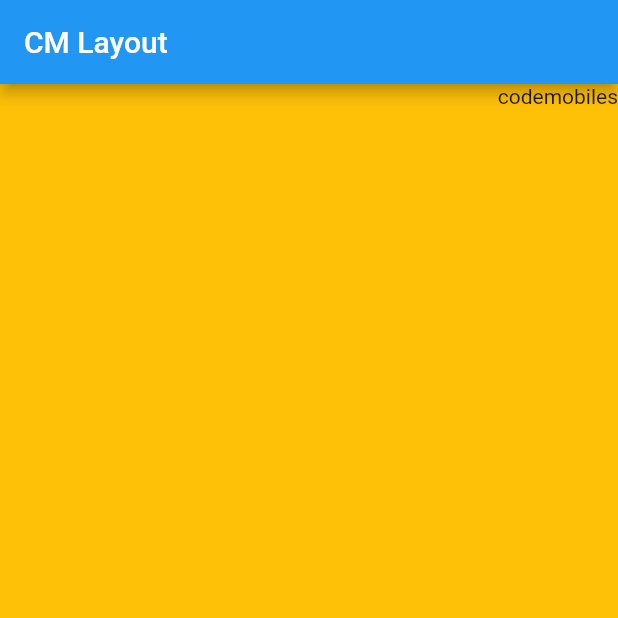
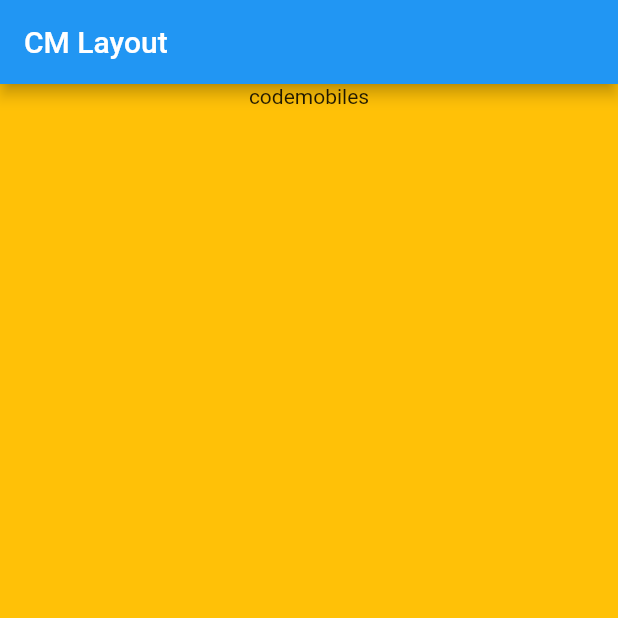
Before and after one commit to iiimomoniii/Flutter_App, a Flutter app: the screen it shows after launch, on a phone screen of 412 x 824 dp, the top half of it. Run offline on Flutter 3.47's test engine with Material 2 defaults, Android fonts, the phone set to English and light mode, and no system bars.

Commit message:
Update Code
กำหนดตำเเหน่งของข้อความโดยใช้ Alignment

```diff
--- a/lib/main.dart
+++ b/lib/main.dart
@@ -22,8 +22,8 @@ class MyApp extends StatelessWidget {
           //กำหนดสีพื่นหลังของ Container
           color: Colors.amber,
           //alignment เป็นกำหนดตำเเหน่งของข้อความ
-          //FractionalOffset โดยใช้เเกน x,y โดยเ(0,0)จะอยู่ด้านบนซ้ายมือ
-          alignment: FractionalOffset(1,0),
+          //Alignment Alignment.topCenter ชิดจอด้านบน
+          alignment: Alignment.topCenter,
           //ถ้ามีข้อความเกิดขึ้นข้อความ พื่นหลังของ Container (color: Colors) จะมีการเปลี่ยนเเปลงตามขอบเขตของ ข้อความนั้น
           child: Text("codemobiles"),
         ),
```
